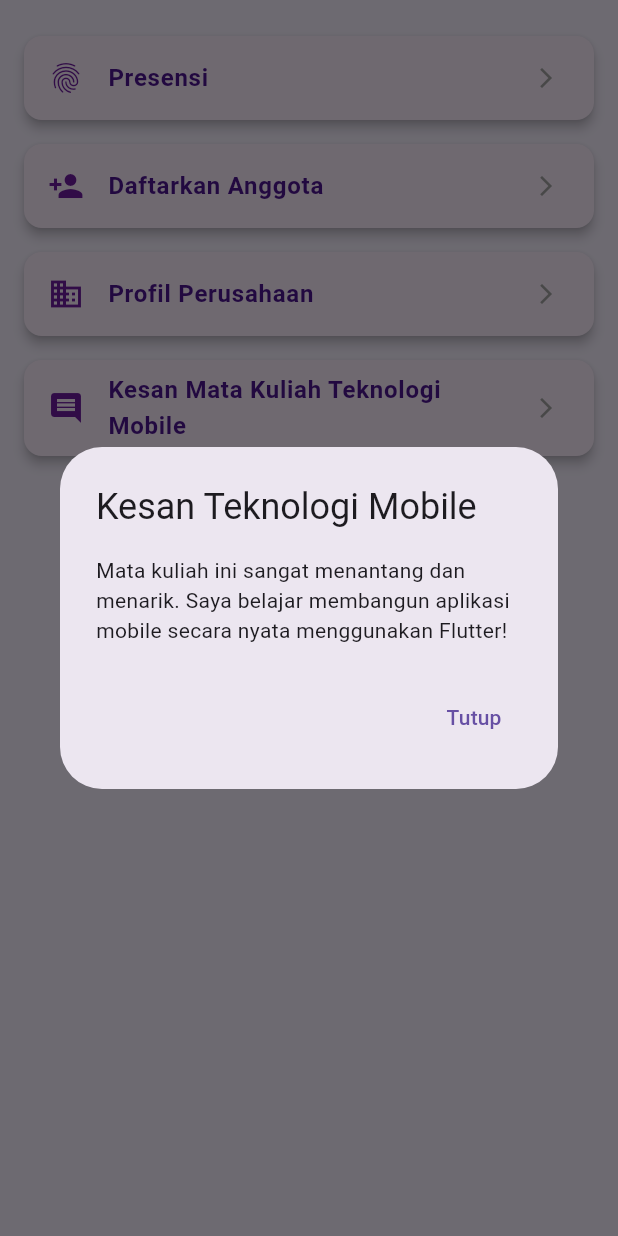
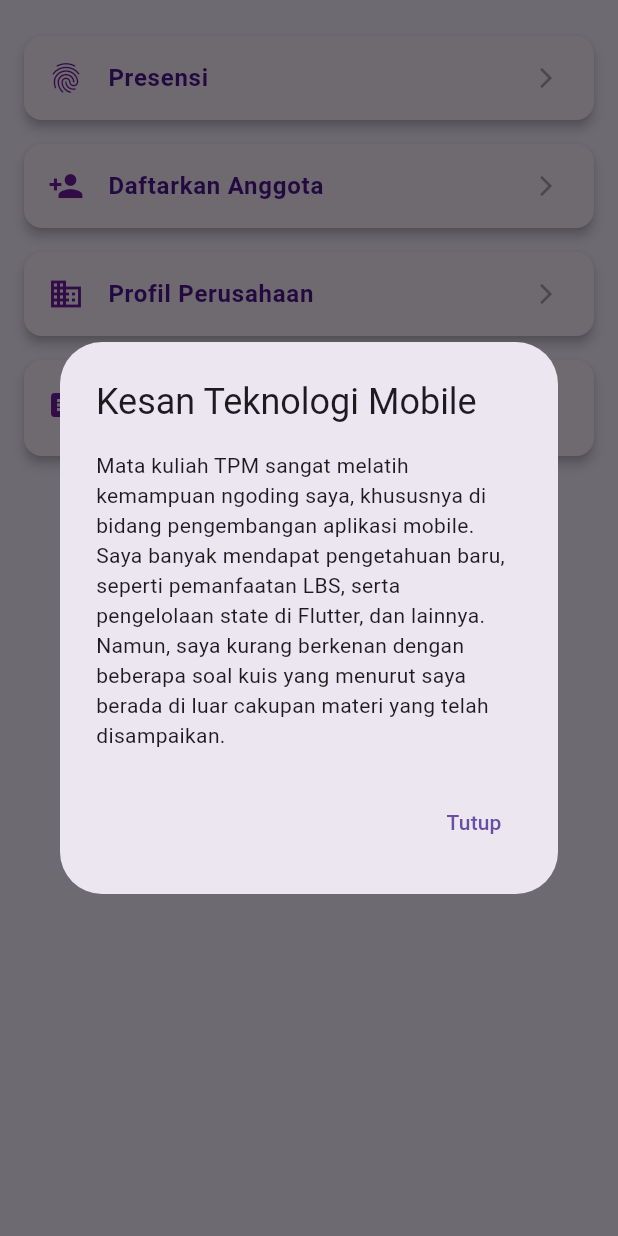
Before and after one commit to DimasPramantya/staffpointflutter, a Flutter app: the AdminDashboardContent widget shown alone on an empty page, opened directly, after a tap on "Kesan Mata Kuliah Teknologi Mobile", on a phone screen of 412 x 824 dp. Run offline on Flutter 3.47's test engine with Material 3 defaults, Android fonts, the phone set to English and light mode, and no system bars; our stand-ins replace file_picker, flutter_dotenv, flutter_local_notifications, geolocator, hive, hive_flutter and 1 more; missing offline and left inert: encrypt, eventsource; accounts and stored records are empty; network calls fail.

Commit message:
fix minor bug

```diff
--- a/lib/page/admin/admin_dashboard.dart
+++ b/lib/page/admin/admin_dashboard.dart
@@ -56,7 +56,7 @@ class AdminDashboardContent extends StatelessWidget {
               builder: (_) => AlertDialog(
                 title: const Text('Kesan Teknologi Mobile'),
                 content: const Text(
-                  'Mata kuliah ini sangat menantang dan menarik. Saya belajar membangun aplikasi mobile secara nyata menggunakan Flutter!',
+                    "Mata kuliah TPM sangat melatih kemampuan ngoding saya, khususnya di bidang pengembangan aplikasi mobile. Saya banyak mendapat pengetahuan baru, seperti pemanfaatan LBS, serta pengelolaan state di Flutter, dan lainnya. Namun, saya kurang berkenan dengan beberapa soal kuis yang menurut saya berada di luar cakupan materi yang telah disampaikan."
                 ),
                 actions: [
                   TextButton(
--- a/lib/page/user/user_dashboard.dart
+++ b/lib/page/user/user_dashboard.dart
@@ -45,7 +45,7 @@ class UserDashboardContent extends StatelessWidget {
               builder: (_) => AlertDialog(
                 title: const Text('Kesan Teknologi Mobile'),
                 content: const Text(
-                  'Mata kuliah ini sangat menantang dan menarik. Saya belajar membangun aplikasi mobile secara nyata menggunakan Flutter!',
+                    "Mata kuliah TPM sangat melatih kemampuan ngoding saya, khususnya di bidang pengembangan aplikasi mobile. Saya banyak mendapat pengetahuan baru, seperti pemanfaatan LBS, serta pengelolaan state di Flutter, dan lainnya. Namun, saya kurang berkenan dengan beberapa soal kuis yang menurut saya berada di luar cakupan materi yang telah disampaikan."
                 ),
                 actions: [
                   TextButton(
```
